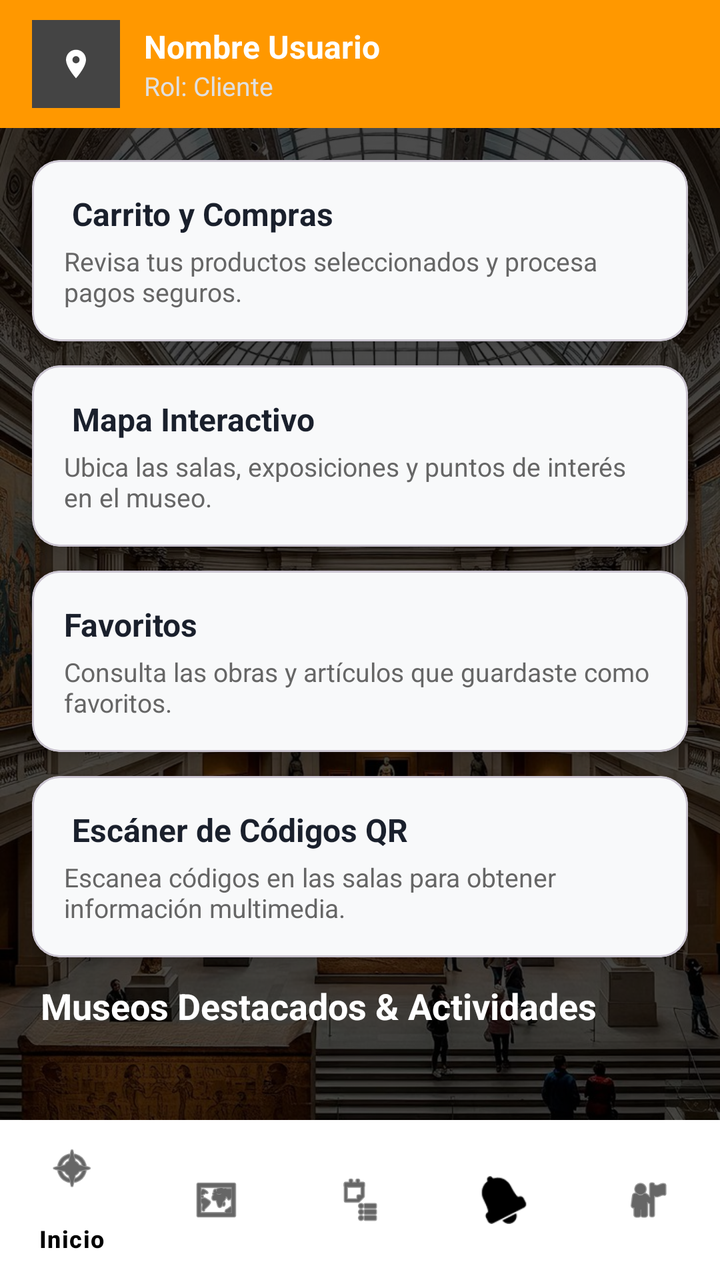
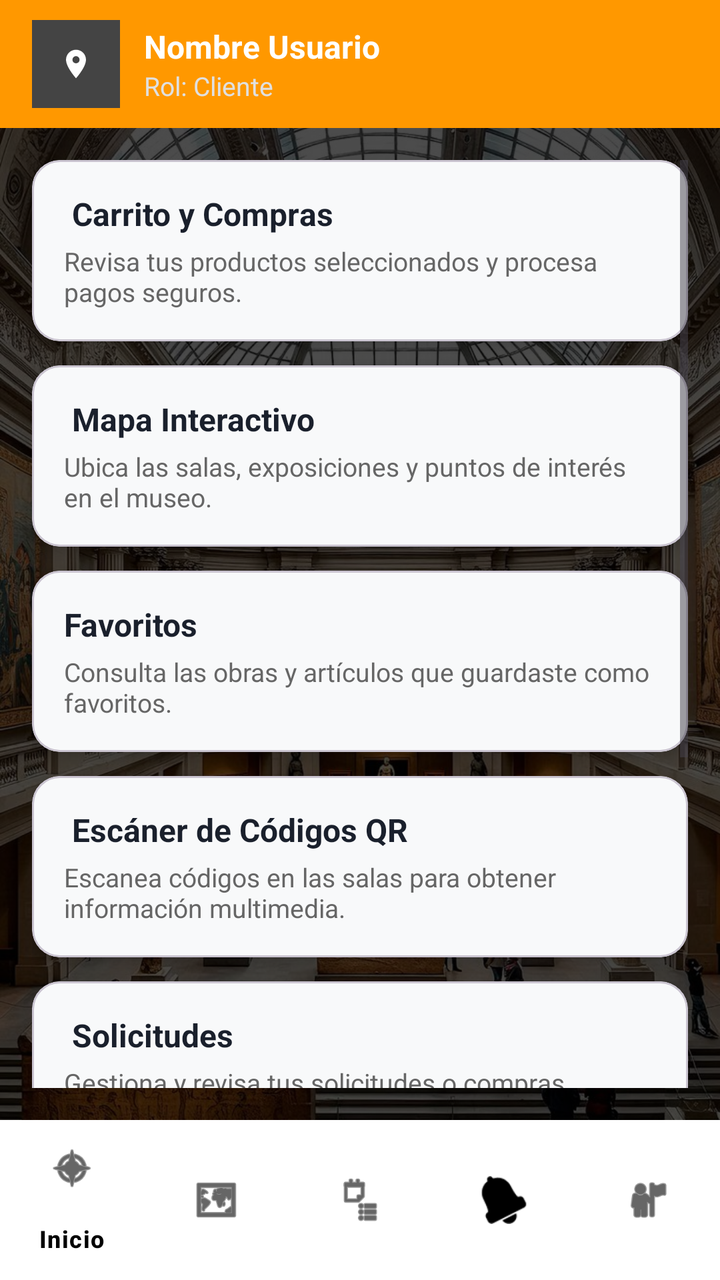

Before-and-after screenshots of an Android layout around one commit, followed by the original layout XML and the change that was made.
<!-- AndroidManifest.xml: activity theme Theme.App_museo -->
<!-- res/layout/main.xml -->
<?xml version="1.0" encoding="utf-8"?>
<androidx.drawerlayout.widget.DrawerLayout
    xmlns:android="http://schemas.android.com/apk/res/android"
    xmlns:app="http://schemas.android.com/apk/res-auto"
    android:id="@+id/drawerLayout"
    android:layout_width="match_parent"
    android:layout_height="match_parent">

    <androidx.constraintlayout.widget.ConstraintLayout
        android:layout_width="match_parent"
        android:layout_height="match_parent">

        <ImageView
            android:id="@+id/imgFondoMain"
            android:layout_width="0dp"
            android:layout_height="0dp"
            android:src="@drawable/fondo"
            android:scaleType="centerCrop"
            app:layout_constraintTop_toTopOf="parent"
            app:layout_constraintBottom_toBottomOf="parent"
            app:layout_constraintStart_toStartOf="parent"
            app:layout_constraintEnd_toEndOf="parent" />

        <View
            android:layout_width="0dp"
            android:layout_height="0dp"
            android:background="#B3000000"
            app:layout_constraintTop_toTopOf="parent"
            app:layout_constraintBottom_toBottomOf="parent"
            app:layout_constraintStart_toStartOf="parent"
            app:layout_constraintEnd_toEndOf="parent" />

        <androidx.appcompat.widget.Toolbar
            android:id="@+id/toolbarHeader"
            android:layout_width="0dp"
            android:layout_height="wrap_content"
            android:background="#FF9800"
            android:minHeight="?attr/actionBarSize"
            app:layout_constraintTop_toTopOf="parent"
            app:layout_constraintStart_toStartOf="parent"
            app:layout_constraintEnd_toEndOf="parent">

            <LinearLayout
                android:layout_width="match_parent"
                android:layout_height="wrap_content"
                android:orientation="horizontal"
                android:gravity="center_vertical"
                android:paddingTop="8dp"
                android:paddingBottom="8dp"
                android:paddingEnd="16dp">

                <ImageView
                    android:id="@+id/imgMainPerfil"
                    android:layout_width="44dp"
                    android:layout_height="44dp"
                    android:src="@drawable/ic_launcher_foreground"
                    android:scaleType="centerCrop"
                    android:background="#444444"/>

                <LinearLayout
                    android:layout_width="0dp"
                    android:layout_height="wrap_content"
                    android:layout_marginStart="12dp"
                    android:layout_weight="1"
                    android:orientation="vertical">

                    <TextView
                        android:id="@+id/tvMainNombre"
                        android:layout_width="match_parent"
                        android:layout_height="wrap_content"
                        android:text="Nombre Usuario"
                        android:textColor="@android:color/white"
                        android:textSize="16sp"
                        android:textStyle="bold"
                        android:maxLines="1"
                        android:ellipsize="end" />

                    <TextView
                        android:id="@+id/tvMainRol"
                        android:layout_width="match_parent"
                        android:layout_height="wrap_content"
                        android:text="Rol: Cliente"
                        android:textColor="#E0E0E0"
                        android:textSize="13sp"
                        android:maxLines="1"
                        android:ellipsize="end" />
                </LinearLayout>
            </LinearLayout>
        </androidx.appcompat.widget.Toolbar>

        <ScrollView
            android:layout_width="0dp"
            android:layout_height="0dp"
            android:padding="16dp"
            app:layout_constraintTop_toBottomOf="@id/toolbarHeader"
            app:layout_constraintBottom_toTopOf="@id/bottomNavigation"
            app:layout_constraintStart_toStartOf="parent"
            app:layout_constraintEnd_toEndOf="parent">

            <LinearLayout
                android:layout_width="match_parent"
                android:layout_height="wrap_content"
                android:orientation="vertical">

                <com.google.android.material.card.MaterialCardView
                    android:id="@+id/cardCarrito"
                    android:layout_width="match_parent"
                    android:layout_height="wrap_content"
                    android:layout_marginBottom="12dp"
                    app:cardCornerRadius="14dp"
                    app:cardElevation="4dp"
                    app:cardBackgroundColor="#F8F9FA"
                    android:clickable="true"
                    android:focusable="true">
                    <LinearLayout
                        android:layout_width="match_parent"
                        android:layout_height="wrap_content"
                        android:orientation="vertical"
                        android:padding="16dp">
                        <TextView
                            android:layout_width="match_parent"
                            android:layout_height="wrap_content"
                            android:text=" Carrito y Compras"
                            android:textStyle="bold"
                            android:textSize="16sp"
                            android:textColor="#1A202C"/>
                        <TextView
                            android:layout_width="match_parent"
                            android:layout_height="wrap_content"
                            android:text="Revisa tus productos seleccionados y procesa pagos seguros."
                            android:textColor="#666666"
                            android:textSize="13sp"
                            android:layout_marginTop="4dp"/>
                    </LinearLayout>
                </com.google.android.material.card.MaterialCardView>

                <com.google.android.material.card.MaterialCardView
                    android:id="@+id/cardMapa"
                    android:layout_width="match_parent"
                    android:layout_height="wrap_content"
                    android:layout_marginBottom="12dp"
                    app:cardCornerRadius="14dp"
                    app:cardElevation="4dp"
                    app:cardBackgroundColor="#F8F9FA"
                    android:clickable="true"
                    android:focusable="true">
                    <LinearLayout
                        android:layout_width="match_parent"
                        android:layout_height="wrap_content"
                        android:orientation="vertical"
                        android:padding="16dp">
                        <TextView
                            android:layout_width="match_parent"
                            android:layout_height="wrap_content"
                            android:text=" Mapa Interactivo"
                            android:textStyle="bold"
                            android:textSize="16sp"
                            android:textColor="#1A202C"/>
                        <TextView
                            android:layout_width="match_parent"
                            android:layout_height="wrap_content"
                            android:text="Ubica las salas, exposiciones y puntos de interés en el museo."
                            android:textColor="#666666"
                            android:textSize="13sp"
                            android:layout_marginTop="4dp"/>
                    </LinearLayout>
                </com.google.android.material.card.MaterialCardView>

                <com.google.android.material.card.MaterialCardView
                    android:id="@+id/cardFavoritos"
                    android:layout_width="match_parent"
                    android:layout_height="wrap_content"
                    android:layout_marginBottom="12dp"
                    app:cardCornerRadius="14dp"
                    app:cardElevation="4dp"
                    app:cardBackgroundColor="#F8F9FA"
                    android:clickable="true"
                    android:focusable="true">
                    <LinearLayout
                        android:layout_width="match_parent"
                        android:layout_height="wrap_content"
                        android:orientation="vertical"
                        android:padding="16dp">
                        <TextView
                            android:layout_width="match_parent"
                            android:layout_height="wrap_content"
                            android:text="Favoritos"
                            android:textStyle="bold"
                            android:textSize="16sp"
                            android:textColor="#1A202C"/>
                        <TextView
                            android:layout_width="match_parent"
                            android:layout_height="wrap_content"
                            android:text="Consulta las obras y artículos que guardaste como favoritos."
                            android:textColor="#666666"
                            android:textSize="13sp"
                            android:layout_marginTop="4dp"/>
                    </LinearLayout>
                </com.google.android.material.card.MaterialCardView>

                <com.google.android.material.card.MaterialCardView
                    android:id="@+id/cardQr"
                    android:layout_width="match_parent"
                    android:layout_height="wrap_content"
                    android:layout_marginBottom="12dp"
                    app:cardCornerRadius="14dp"
                    app:cardElevation="4dp"
                    app:cardBackgroundColor="#F8F9FA"
                    android:clickable="true"
                    android:focusable="true">
                    <LinearLayout
                        android:layout_width="match_parent"
                        android:layout_height="wrap_content"
                        android:orientation="vertical"
                        android:padding="16dp">
                        <TextView
                            android:layout_width="match_parent"
                            android:layout_height="wrap_content"
                            android:text=" Escáner de Códigos QR"
                            android:textStyle="bold"
                            android:textSize="16sp"
                            android:textColor="#1A202C"/>
                        <TextView
                            android:layout_width="match_parent"
                            android:layout_height="wrap_content"
                            android:text="Escanea códigos en las salas para obtener información multimedia."
                            android:textColor="#666666"
                            android:textSize="13sp"
                            android:layout_marginTop="4dp"/>
                    </LinearLayout>
                </com.google.android.material.card.MaterialCardView>

                <LinearLayout
                    android:id="@+id/seccionCliente"
                    android:layout_width="match_parent"
                    android:layout_height="wrap_content"
                    android:orientation="vertical"
                    android:visibility="visible">

                    <TextView
                        android:layout_width="wrap_content"
                        android:layout_height="wrap_content"
                        android:text=" Museos Destacados &amp; Actividades"
                        android:textColor="#FFFFFF"
                        android:textSize="18sp"
                        android:textStyle="bold"
                        android:layout_marginBottom="12dp"/>
                </LinearLayout>

                <LinearLayout
                    android:id="@+id/seccionAdmin"
                    android:layout_width="match_parent"
                    android:layout_height="wrap_content"
                    android:orientation="vertical"
                    android:visibility="gone">

                    <TextView
                        android:layout_width="wrap_content"
                        android:layout_height="wrap_content"
                        android:text=" Panel de Administración"
                        android:textColor="#FFFFFF"
                        android:textSize="18sp"
                        android:textStyle="bold"
                        android:layout_marginBottom="12dp"/>
                </LinearLayout>

                <LinearLayout
                    android:id="@+id/seccionInvestigador"
                    android:layout_width="match_parent"
                    android:layout_height="wrap_content"
                    android:orientation="vertical"
                    android:visibility="gone">

                    <TextView
                        android:layout_width="wrap_content"
                        android:layout_height="wrap_content"
                        android:text=" Registros Museológicos"
                        android:textColor="#FFFFFF"
                        android:textSize="18sp"
                        android:textStyle="bold"
                        android:layout_marginBottom="12dp"/>
                </LinearLayout>

            </LinearLayout>
        </ScrollView>

        <com.google.android.material.bottomnavigation.BottomNavigationView
            android:id="@+id/bottomNavigation"
            android:layout_width="0dp"
            android:layout_height="wrap_content"
            android:background="@android:color/white"
            app:itemIconTint="@android:color/black"
            app:itemTextColor="@android:color/black"
            app:layout_constraintBottom_toBottomOf="parent"
            app:layout_constraintStart_toStartOf="parent"
            app:layout_constraintEnd_toEndOf="parent"
            app:menu="@menu/menu_bottom" />

    </androidx.constraintlayout.widget.ConstraintLayout>

    <com.google.android.material.navigation.NavigationView
        android:id="@+id/navView"
        android:layout_width="wrap_content"
        android:layout_height="match_parent"
        android:layout_gravity="start"
        android:background="@android:color/white"
        app:headerLayout="@layout/nav_header"
        app:menu="@menu/menu_drawer" />

</androidx.drawerlayout.widget.DrawerLayout>
<!-- res/layout/nav_header.xml (included above) -->
<?xml version="1.0" encoding="utf-8"?>
<LinearLayout xmlns:android="http://schemas.android.com/apk/res/android"
    android:layout_width="match_parent"
    android:layout_height="160dp"
    android:background="#FF9800"
    android:gravity="bottom"
    android:orientation="vertical"
    android:padding="16dp">

    <ImageView
        android:layout_width="60dp"
        android:layout_height="60dp"
        android:src="@drawable/ic_launcher_foreground"
        android:background="#444444"
        android:scaleType="centerCrop"/>

    <TextView
        android:layout_width="match_parent"
        android:layout_height="wrap_content"
        android:text="App Museo Chile"
        android:textColor="@android:color/white"
        android:textSize="18sp"
        android:textStyle="bold"
        android:layout_marginTop="8dp"/>
</LinearLayout>
<!-- resources referenced by this layout -->
<resources>
  <!-- drawable fondo: jpg bitmap (drawable, 302163 bytes) -->
  <!-- drawable ic_launcher_foreground (drawable) -->
  <?xml version="1.0" encoding="utf-8"?>
  <vector xmlns:android="http://schemas.android.com/apk/res/android"
      android:width="108dp"
      android:height="108dp"
      android:viewportWidth="108"
      android:viewportHeight="108">
      <group
          android:scaleX="1.75"
          android:scaleY="1.75"
          android:translateX="33"
          android:translateY="33">
          <path
              android:fillColor="#FFFFFF"
              android:pathData="M12,2C8.13,2 5,5.13 5,9c0,5.25 7,13 7,13s7,-7.75 7,-13c0,-3.87 -3.13,-7 -7,-7zM12,11.5c-1.38,0 -2.5,-1.12 -2.5,-2.5s1.12,-2.5 2.5,-2.5 2.5,1.12 2.5,2.5 -1.12,2.5 -2.5,2.5z" />
      </group>
  </vector>
  <style name="Theme.App_museo" parent="Theme.Material3.DayNight.NoActionBar" />
</resources>

<!-- the commit's change to res/layout/main.xml (unified diff, before → after) -->
@@ -224,6 +224,102 @@
                             android:layout_width="match_parent"
                             android:layout_height="wrap_content"
                             android:text="Escanea códigos en las salas para obtener información multimedia."
+                            android:textColor="#666666"
+                            android:textSize="13sp"
+                            android:layout_marginTop="4dp"/>
+                    </LinearLayout>
+                </com.google.android.material.card.MaterialCardView>
+
+                <com.google.android.material.card.MaterialCardView
+                    android:id="@+id/cardSolicitudes"
+                    android:layout_width="match_parent"
+                    android:layout_height="wrap_content"
+                    android:layout_marginBottom="12dp"
+                    app:cardCornerRadius="14dp"
+                    app:cardElevation="4dp"
+                    app:cardBackgroundColor="#F8F9FA"
+                    android:clickable="true"
+                    android:focusable="true">
+                    <LinearLayout
+                        android:layout_width="match_parent"
+                        android:layout_height="wrap_content"
+                        android:orientation="vertical"
+                        android:padding="16dp">
+                        <TextView
+                            android:layout_width="match_parent"
+                            android:layout_height="wrap_content"
+                            android:text=" Solicitudes"
+                            android:textStyle="bold"
+                            android:textSize="16sp"
+                            android:textColor="#1A202C"/>
+                        <TextView
+                            android:layout_width="match_parent"
+                            android:layout_height="wrap_content"
+                            android:text="Gestiona y revisa tus solicitudes o compras patrimoniales."
+                            android:textColor="#666666"
+                            android:textSize="13sp"
+                            android:layout_marginTop="4dp"/>
+                    </LinearLayout>
+                </com.google.android.material.card.MaterialCardView>
+
+                <com.google.android.material.card.MaterialCardView
+                    android:id="@+id/cardNotificaciones"
+                    android:layout_width="match_parent"
+                    android:layout_height="wrap_content"
+                    android:layout_marginBottom="12dp"
+                    app:cardCornerRadius="14dp"
+                    app:cardElevation="4dp"
+                    app:cardBackgroundColor="#F8F9FA"
+                    android:clickable="true"
+                    android:focusable="true">
+                    <LinearLayout
+                        android:layout_width="match_parent"
+                        android:layout_height="wrap_content"
+                        android:orientation="vertical"
+                        android:padding="16dp">
+                        <TextView
+                            android:layout_width="match_parent"
+                            android:layout_height="wrap_content"
+                            android:text=" Notificaciones"
+                            android:textStyle="bold"
+                            android:textSize="16sp"
+                            android:textColor="#1A202C"/>
+                        <TextView
+                            android:layout_width="match_parent"
+                            android:layout_height="wrap_content"
+                            android:text="Centro de avisos y novedades institucionales del museo."
+                            android:textColor="#666666"
+                            android:textSize="13sp"
+                            android:layout_marginTop="4dp"/>
+                    </LinearLayout>
+                </com.google.android.material.card.MaterialCardView>
+
+                <com.google.android.material.card.MaterialCardView
+                    android:id="@+id/cardPerfil"
+                    android:layout_width="match_parent"
+                    android:layout_height="wrap_content"
+                    android:layout_marginBottom="12dp"
+                    app:cardCornerRadius="14dp"
+                    app:cardElevation="4dp"
+                    app:cardBackgroundColor="#F8F9FA"
+                    android:clickable="true"
+                    android:focusable="true">
+                    <LinearLayout
+                        android:layout_width="match_parent"
+                        android:layout_height="wrap_content"
+                        android:orientation="vertical"
+                        android:padding="16dp">
+                        <TextView
+                            android:layout_width="match_parent"
+                            android:layout_height="wrap_content"
+                            android:text=" Mi Perfil"
+                            android:textStyle="bold"
+                            android:textSize="16sp"
+                            android:textColor="#1A202C"/>
+                        <TextView
+                            android:layout_width="match_parent"
+                            android:layout_height="wrap_content"
+                            android:text="Configura tu información personal, rol y preferencias de cuenta."
                             android:textColor="#666666"
                             android:textSize="13sp"
                             android:layout_marginTop="4dp"/>
